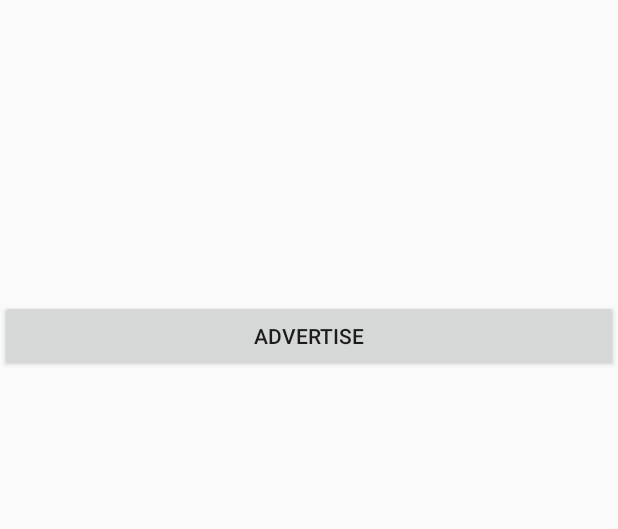
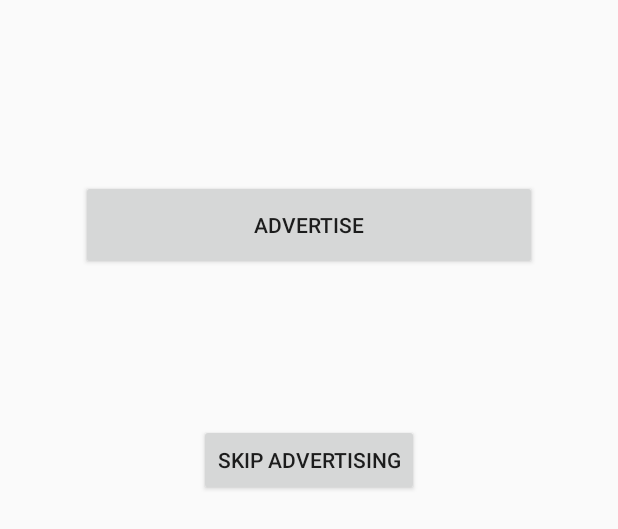
Before and after one commit to nopejpg/BetterGameOfTag, an Android app: the layout activity_scan.xml on its own in the app's theme, with its tools: preview values and no code run, on a phone screen of 412 x 824 dp. Shown: the top 529 px of the screen. Run offline under Robolectric (Android 15) with nearby library versions, the phone set to English and light mode, and no system bars.

Commit message:
ux bug fixes and improvements

```diff
--- a/mobileApp/BGOT_mobile/app/src/main/res/layout/activity_main_menu.xml
+++ b/mobileApp/BGOT_mobile/app/src/main/res/layout/activity_main_menu.xml
@@ -80,7 +80,7 @@
         android:text="Main Menu"
         android:textAlignment="center"
         android:textAllCaps="true"
-        android:textColor="@drawable/ic_info_black_24dp"
+        android:textColor="@android:color/black"
         android:textSize="30sp"
         app:layout_constraintBottom_toTopOf="@+id/autoTagButton"
         app:layout_constraintEnd_toEndOf="parent"
--- a/mobileApp/BGOT_mobile/app/src/main/res/layout/activity_scan.xml
+++ b/mobileApp/BGOT_mobile/app/src/main/res/layout/activity_scan.xml
@@ -1,16 +1,44 @@
 <?xml version="1.0" encoding="utf-8"?>
-<LinearLayout xmlns:android="http://schemas.android.com/apk/res/android"
+<android.support.constraint.ConstraintLayout xmlns:android="http://schemas.android.com/apk/res/android"
+    xmlns:app="http://schemas.android.com/apk/res-auto"
+    xmlns:tools="http://schemas.android.com/tools"
     android:layout_width="match_parent"
     android:layout_height="match_parent"
     android:orientation="vertical">
 
     <Button
         android:id="@+id/advertise_btn"
+        android:layout_width="304dp"
+        android:layout_height="60dp"
+        android:layout_alignParentTop="true"
+        android:layout_centerHorizontal="true"
         android:layout_gravity="center"
-        android:layout_marginTop="200dp"
-        android:layout_width="match_parent"
+        android:layout_marginEnd="8dp"
+        android:layout_marginStart="8dp"
+        android:layout_marginTop="120dp"
+        android:text="Advertise"
+        app:layout_constraintEnd_toEndOf="parent"
+        app:layout_constraintHorizontal_bias="0.498"
+        app:layout_constraintStart_toStartOf="parent"
+        app:layout_constraintTop_toTopOf="parent" />
+
+    <Button
+        android:id="@+id/advertiseSkipButton"
+        android:layout_width="wrap_content"
         android:layout_height="wrap_content"
-        android:text="Advertise"/>
+        android:layout_alignParentStart="true"
+        android:layout_alignParentTop="true"
+        android:layout_marginBottom="8dp"
+        android:layout_marginEnd="8dp"
+        android:layout_marginStart="8dp"
+        android:layout_marginTop="52dp"
+        android:text="Skip Advertising"
+        android:textAlignment="center"
+        app:layout_constraintBottom_toBottomOf="parent"
+        app:layout_constraintEnd_toEndOf="parent"
+        app:layout_constraintStart_toStartOf="parent"
+        app:layout_constraintTop_toBottomOf="@+id/advertise_btn"
+        app:layout_constraintVertical_bias="0.095" />
 
 
-</LinearLayout>
+</android.support.constraint.ConstraintLayout>
--- a/mobileApp/BGOT_mobile/app/src/main/res/layout/activity_setting.xml
+++ b/mobileApp/BGOT_mobile/app/src/main/res/layout/activity_setting.xml
@@ -15,7 +15,7 @@
         android:layout_marginStart="8dp"
         android:layout_marginTop="80dp"
         android:text="Settings"
-        android:textColor="@drawable/ic_info_black_24dp"
+        android:textColor="@android:color/black"
         android:textSize="30sp"
         app:layout_constraintBottom_toTopOf="@+id/settingsTopDivider"
         app:layout_constraintEnd_toEndOf="parent"
```
Also changed, not shown: mobileApp/BGOT_mobile/app/src/main/java/com/bgot/marccelestini/bgot_mobile/AutomatedTagActivity.java (+39 -0 lines), mobileApp/BGOT_mobile/app/src/main/java/com/bgot/marccelestini/bgot_mobile/RLGLActivity.java (+43 -0 lines), mobileApp/BGOT_mobile/app/src/main/java/com/bgot/marccelestini/bgot_mobile/ScanActivity.java (+13 -4 lines), mobileApp/BGOT_mobile/app/src/main/res/layout/activity_manual_tag.xml (+11 -5 lines), 630 other files.
